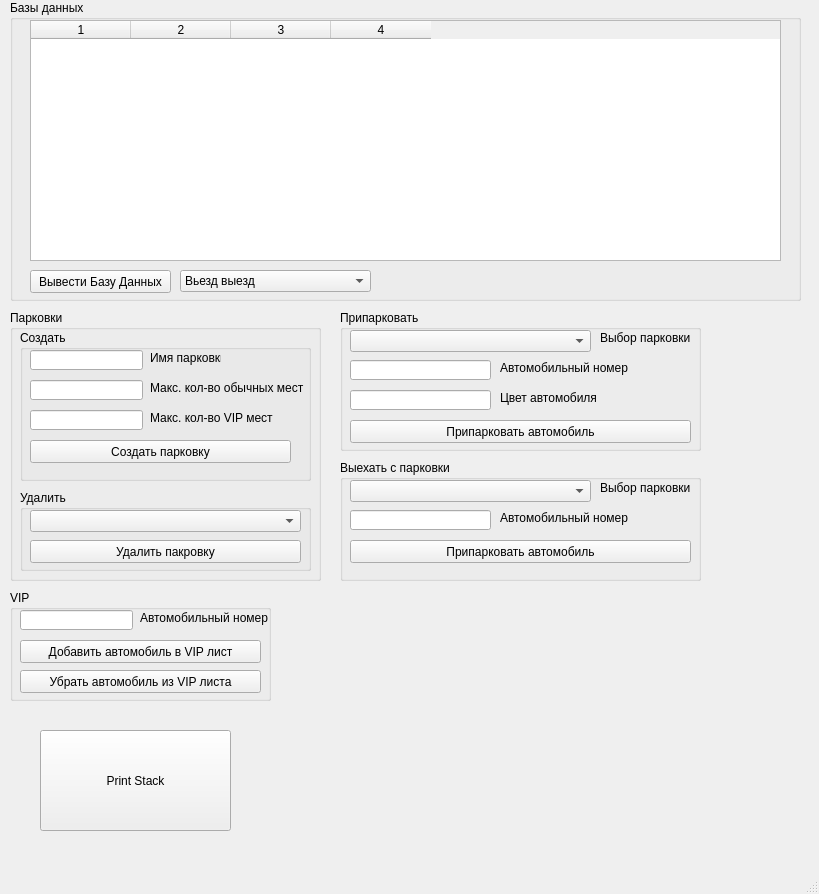
Qt form MainWidow.ui (D0rG/Py_Kurs_Work) before a commit.
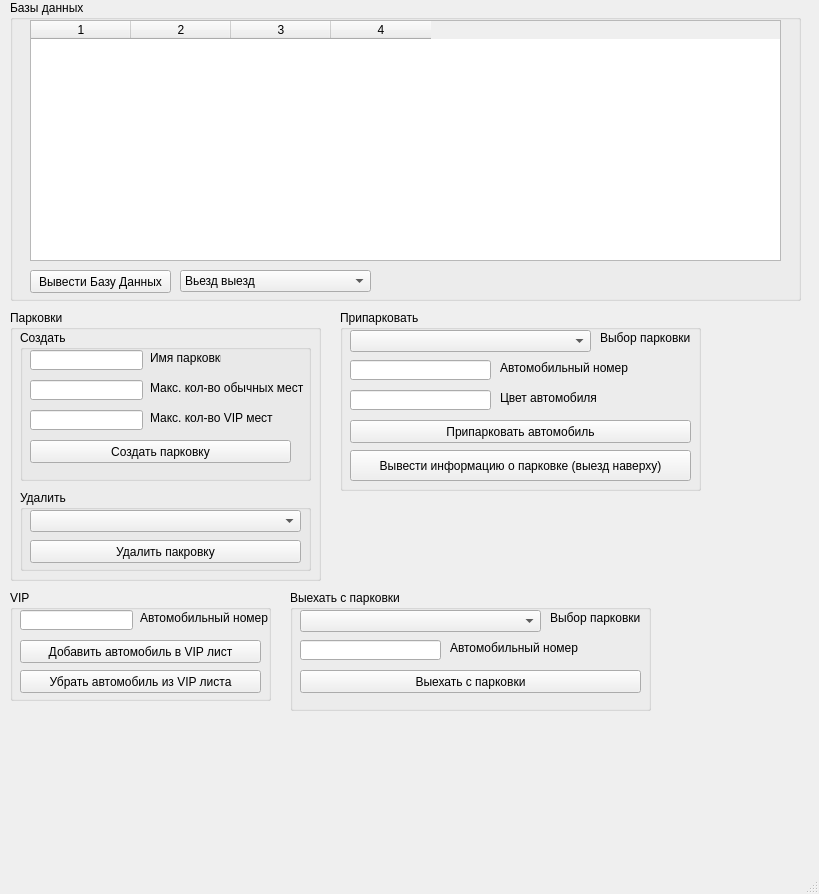
The same form after that commit.

Commit message: Реализован выезд с парковок, но есть ошибка переполнения паркови

```diff
--- a/MainWidow.ui
+++ b/MainWidow.ui
@@ -248,7 +248,7 @@
       <x>340</x>
       <y>310</y>
       <width>361</width>
-      <height>141</height>
+      <height>181</height>
      </rect>
     </property>
     <property name="title">
@@ -336,12 +336,25 @@
       <string>Припарковать автомобиль</string>
      </property>
     </widget>
+    <widget class="QPushButton" name="PrintStack">
+     <property name="geometry">
+      <rect>
+       <x>10</x>
+       <y>140</y>
+       <width>341</width>
+       <height>31</height>
+      </rect>
+     </property>
+     <property name="text">
+      <string>Вывести информацию о парковке (выезд наверху)</string>
+     </property>
+    </widget>
    </widget>
    <widget class="QGroupBox" name="groupBox_6">
     <property name="geometry">
      <rect>
-      <x>340</x>
-      <y>460</y>
+      <x>290</x>
+      <y>590</y>
       <width>361</width>
       <height>121</height>
      </rect>
@@ -382,7 +395,7 @@
       </rect>
      </property>
      <property name="text">
-      <string>Припарковать автомобиль</string>
+      <string>Выехать с парковки</string>
      </property>
     </widget>
     <widget class="QComboBox" name="SelectParkLeave">
@@ -471,19 +484,6 @@
      </property>
     </widget>
    </widget>
-   <widget class="QPushButton" name="PrintStack">
-    <property name="geometry">
-     <rect>
-      <x>40</x>
-      <y>730</y>
-      <width>191</width>
-      <height>101</height>
-     </rect>
-    </property>
-    <property name="text">
-     <string>Print Stack</string>
-    </property>
-   </widget>
   </widget>
   <widget class="QMenuBar" name="menubar">
    <property name="geometry">
```
The commit also changes 4 other files.
